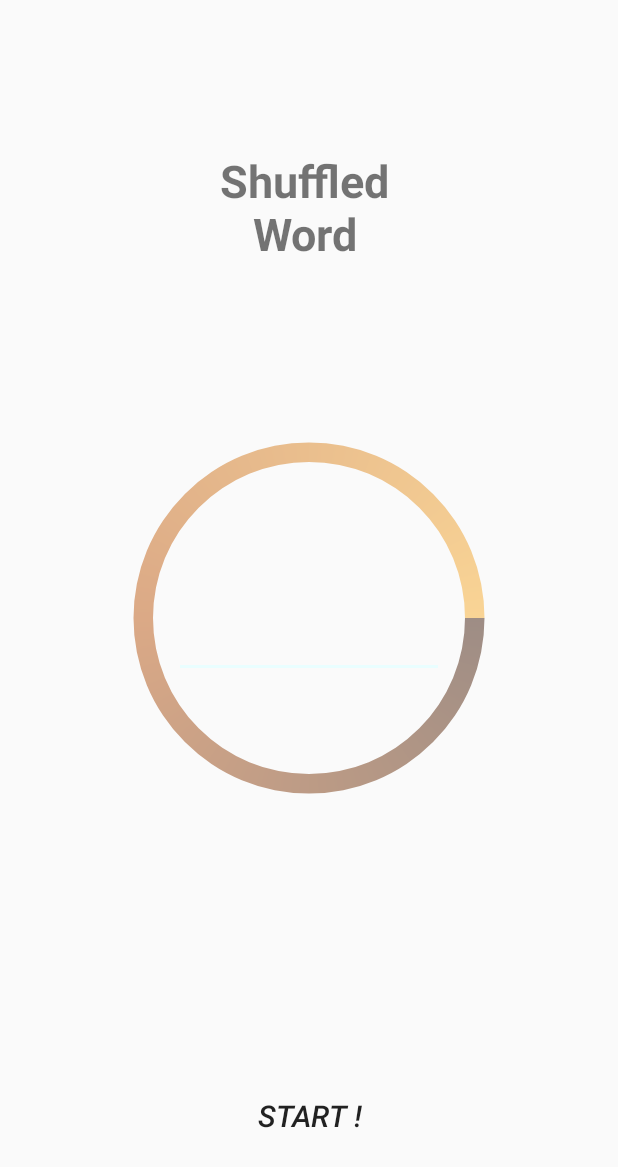
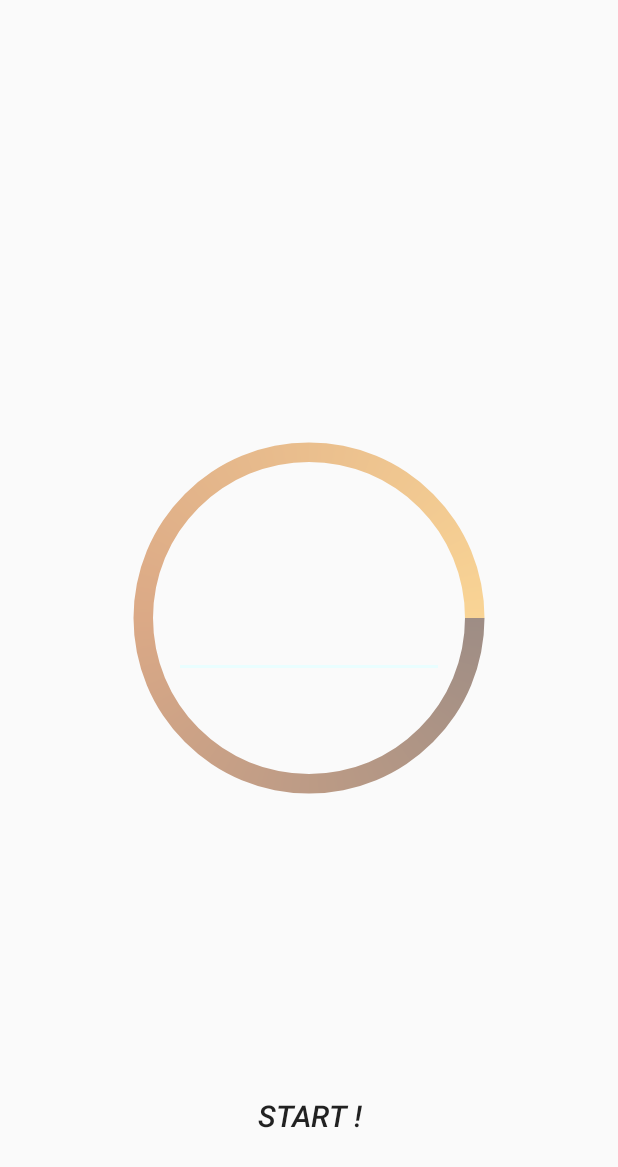
Before and after one commit to TAMMYLE/WordAddicts, an Android app: the screen it shows after launch (TimerActivity), on a phone screen of 412 x 824 dp. Shown: the top 1167 px of the screen. Run offline under Robolectric (Android 15) with nearby library versions, the light colour scheme and no system bars.

Commit message:
a few updates for timerActivity

```diff
--- a/app/src/main/java/com/example/wordaddicts/TimerActivity.java
+++ b/app/src/main/java/com/example/wordaddicts/TimerActivity.java
@@ -51,10 +51,12 @@ public class TimerActivity extends AppCompatActivity implements View.OnClickList
                 findViewById(R.id.textViewInput);
         textViewShuffle = (TextView)
                 findViewById(R.id.shuffledWord)    ;
+        textViewShuffle.setVisibility(View.INVISIBLE);//hiding the word that user needs to guess
 
         buttonStartTime.setOnClickListener(this);
         //buttonStopTime.setOnClickListener(this);
         buttonCheck.setOnClickListener(this);
+        buttonCheck.setVisibility(View.INVISIBLE);
 
         mProgressBar = (ProgressBar) findViewById(R.id.progressbar_timerview);
         mProgressBar1 = (ProgressBar) findViewById(R.id.progressbar1_timerview);
@@ -84,6 +86,7 @@ public class TimerActivity extends AppCompatActivity implements View.OnClickList
             //buttonStopTime.setVisibility(View.VISIBLE);
             buttonCheck.setVisibility(View.VISIBLE);
             mProgressBar.setVisibility(View.INVISIBLE);
+            textViewShuffle.setVisibility(View.VISIBLE);//show the word that user needs to guess
 
             //call startTimer function
             startTimer();
@@ -115,7 +118,7 @@ public class TimerActivity extends AppCompatActivity implements View.OnClickList
                 textViewInput.setText("");              //clear the input
                 renewWord();                            //call renew function
 
-                plusTime();
+//                plusTime();
             }
         }
 
```
